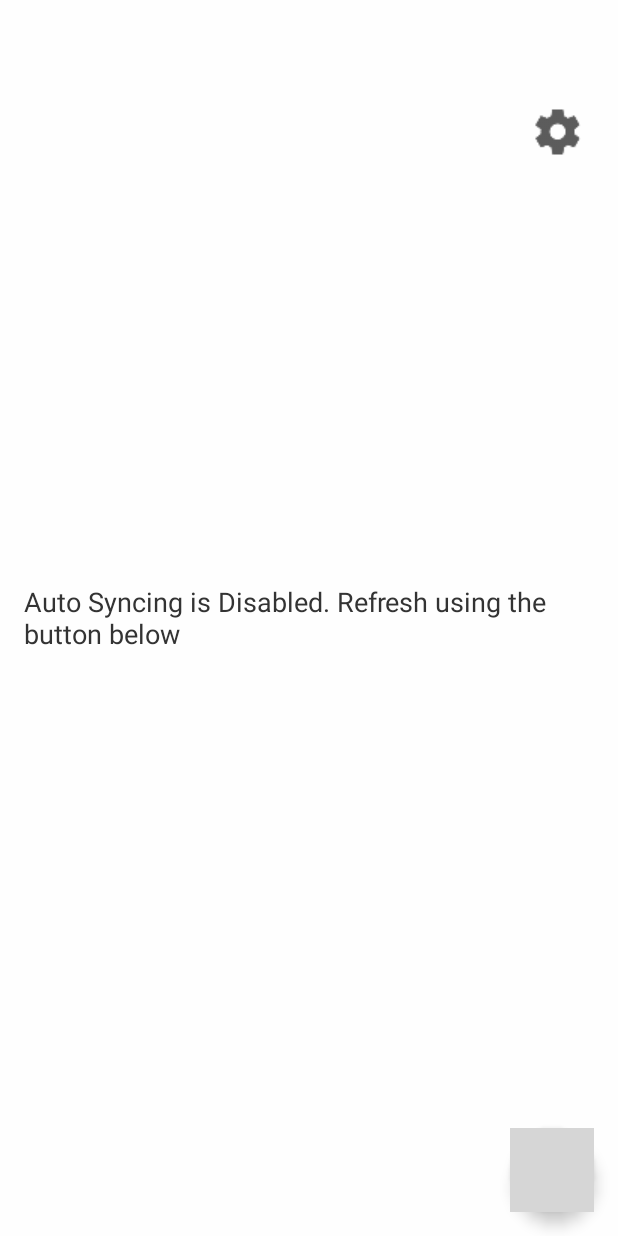
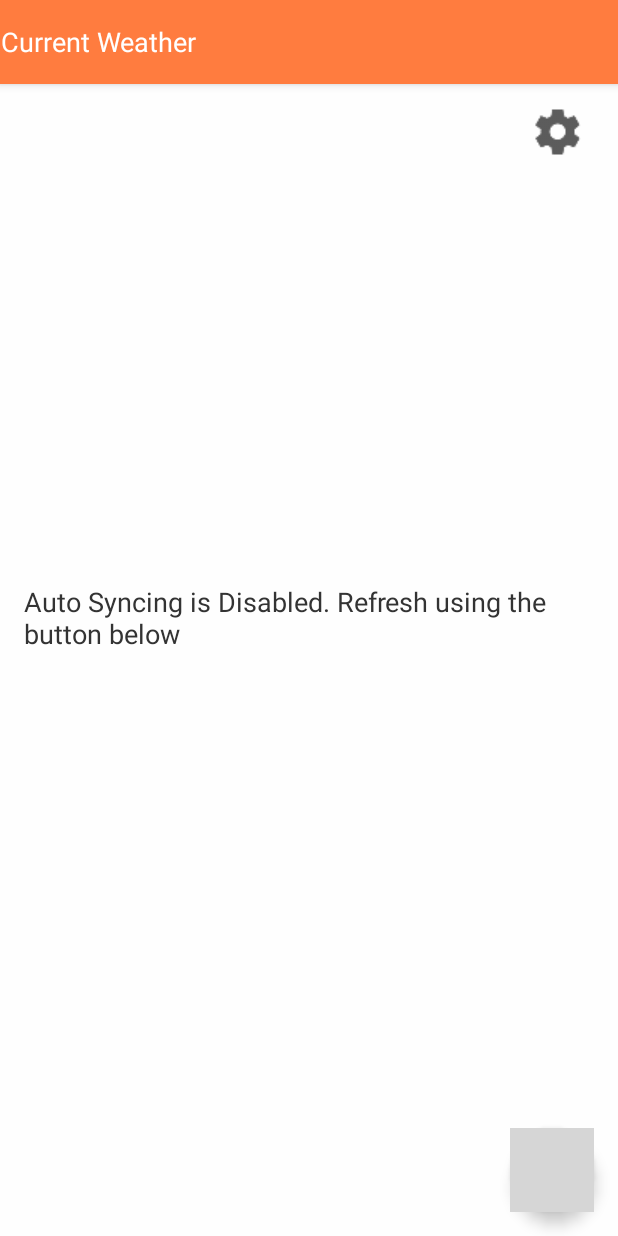
Before and after one commit to raicovx/StormCast, an Android app: the screen it shows after launch (MainActivity), on a phone screen of 412 x 824 dp. Run offline under Robolectric (Android 15) with nearby library versions, the light colour scheme and no system bars; 1 statement that could not run was skipped; grey boxes are pictures that could not be loaded.

Commit message:
some missing files from initial

```diff
--- a/app/src/main/res/layout/current_weather_abs_layout.xml
+++ b/app/src/main/res/layout/current_weather_abs_layout.xml
@@ -2,5 +2,13 @@
 <LinearLayout xmlns:android="http://schemas.android.com/apk/res/android"
     android:orientation="vertical" android:layout_width="match_parent"
     android:layout_height="match_parent">
-
+        <TextView
+            android:layout_width="fill_parent"
+            android:layout_height="wrap_content"
+            android:layout_gravity="center"
+            android:textAlignment="center"
+            android:text="@string/current_weather_title"
+            android:textColor="@color/primary_text_color"
+            android:id="@+id/current_weather_abs_title"
+            android:textSize="@dimen/abs_text_size"/>
 </LinearLayout>
--- a/app/src/main/res/layout/current_weather_activity_action_bar.xml
+++ b/app/src/main/res/layout/current_weather_activity_action_bar.xml
@@ -1,6 +1,15 @@
 <?xml version="1.0" encoding="utf-8"?>
-<LinearLayout xmlns:android="http://schemas.android.com/apk/res/android"
-    android:orientation="vertical" android:layout_width="match_parent"
-    android:layout_height="match_parent">
-
-</LinearLayout>
+<android.support.v7.widget.Toolbar
+    android:id="@+id/current_weather_toolbar"
+    android:layout_width="match_parent"
+    android:layout_height="?attr/actionBarSize"
+    android:contentInsetStart="0dp"
+    android:contentInsetLeft="0dp"
+    app:contentInsetLeft="0dp"
+    app:contentInsetStart="0dp"
+    android:background="@color/actionBarColorPrimary"
+    android:elevation="4dp"
+    android:theme="@style/ToolBarTheme"
+    app:popupTheme="@style/ThemeOverlay.AppCompat"
+    xmlns:android="http://schemas.android.com/apk/res/android"
+    xmlns:app="http://schemas.android.com/apk/res-auto"/>
```
Also changed, not shown: app/src/main/res/layout/preference_category.xml (+9 -2 lines).
